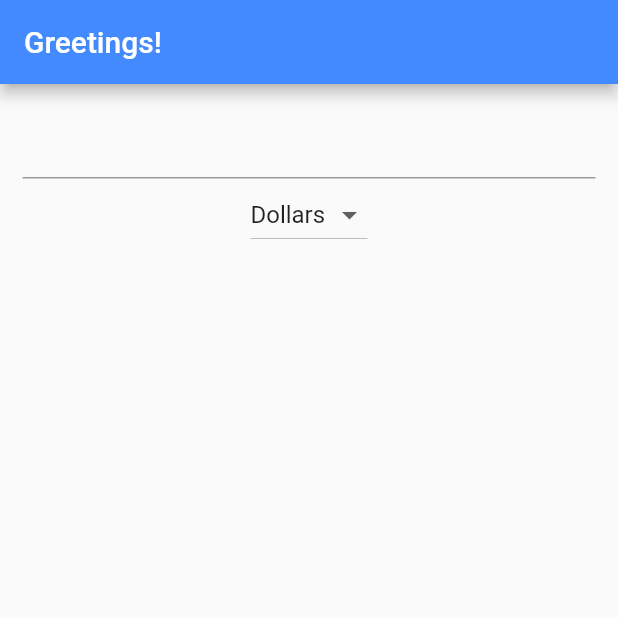
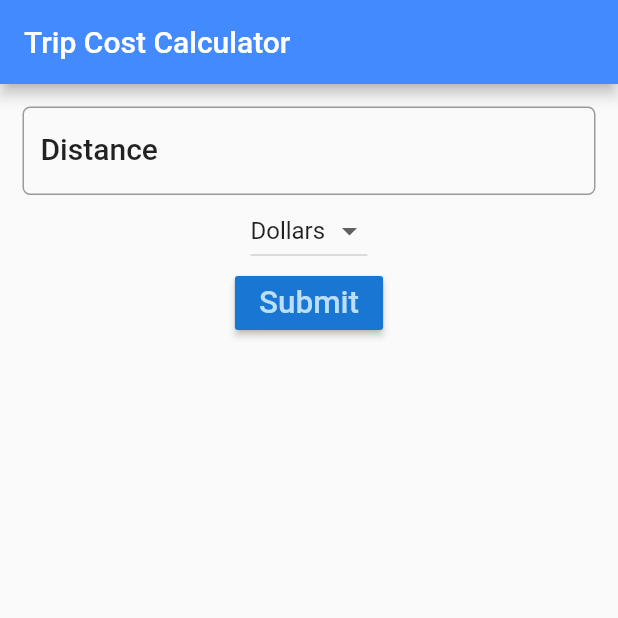
Before and after one commit to EdilsonDiasAlves/trip_cost_app, a Flutter app: the screen it shows after launch, on a phone screen of 412 x 824 dp, the top half of it. Run offline on Flutter 3.47's test engine with Material 2 defaults, Android fonts, the phone set to English and light mode, and no system bars.

Commit message:
Refatoring to change to cost calculator with, controller ant raisedButton

```diff
--- a/lib/main.dart
+++ b/lib/main.dart
@@ -7,30 +7,33 @@ class MyApp extends StatelessWidget {
   Widget build(BuildContext context) {
     return MaterialApp(
       debugShowCheckedModeBanner: false,
-      title: 'Hello You',
+      title: 'Trip Cost Calculator',
       theme: ThemeData(
         primarySwatch: Colors.blue,
         visualDensity: VisualDensity.adaptivePlatformDensity,
       ),
-      home: HelloYou(),
+      home: FuelForm(),
     );
   }
 }
 
-class HelloYou extends StatefulWidget {
+class FuelForm extends StatefulWidget {
   @override
-  State<StatefulWidget> createState() => _HelloYouState();
+  State<StatefulWidget> createState() => _FuelFormState();
 }
 
-class _HelloYouState extends State<HelloYou> {
-  String name = "";
+class _FuelFormState extends State<FuelForm> {
+  TextEditingController distanceController = TextEditingController();
+  String result = '';
   final _currencies = ['Dollars', 'Euro', 'Pounds'];
   String _currency = 'Dollars';
+
   @override
   Widget build(BuildContext context) {
+    TextStyle textStyle = Theme.of(context).textTheme.headline6;
     return Scaffold(
       appBar: AppBar(
-        title: Text("Greetings!"),
+        title: Text('Trip Cost Calculator'),
         backgroundColor: Colors.blueAccent,
       ),
       body: Container(
@@ -38,11 +41,16 @@ class _HelloYouState extends State<HelloYou> {
         child: Column(
           children: <Widget>[
             TextField(
-              onChanged: (String typedName) {
-                setState(() {
-                  name = typedName;
-                });
-              },
+              controller: distanceController,
+              decoration: InputDecoration(
+                labelText: 'Distance',
+                hintText: 'e.g. 124',
+                labelStyle: textStyle,
+                border: OutlineInputBorder(
+                  borderRadius: BorderRadius.circular(5.0),
+                ),
+              ),
+              keyboardType: TextInputType.number,
             ),
             DropdownButton<String>(
               items: _currencies.map((String value) {
@@ -53,7 +61,20 @@ class _HelloYouState extends State<HelloYou> {
                 _onDropDownChanged(value);
               },
             ),
-            Text(name.isNotEmpty ? "Hello " + name + "!" : ""),
+            RaisedButton(
+              color: Theme.of(context).primaryColorDark,
+              textColor: Theme.of(context).primaryColorLight,
+              onPressed: () {
+                setState(() {
+                  result = distanceController.text;
+                });
+              },
+              child: Text(
+                'Submit',
+                textScaleFactor: 1.5,
+              ),
+            ),
+            Text(result),
           ],
         ),
       ),
```
